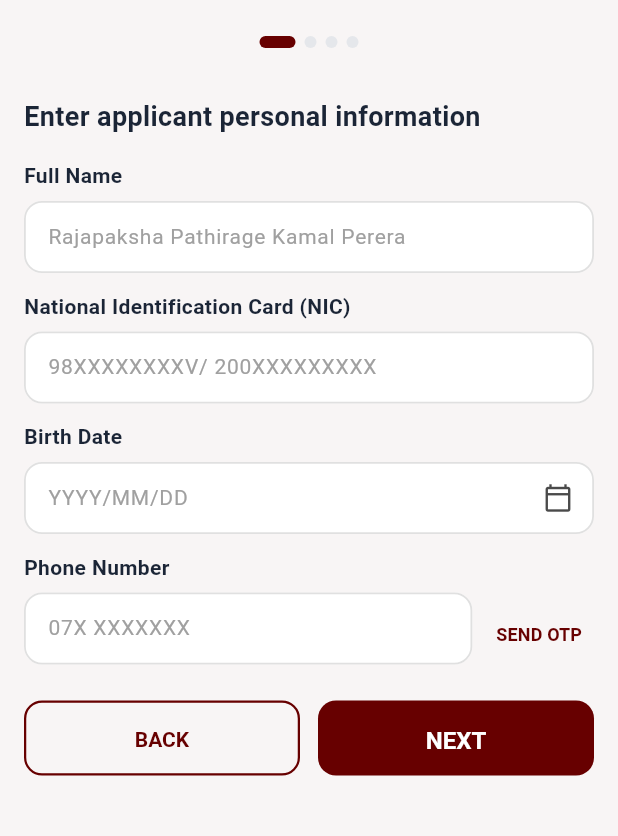
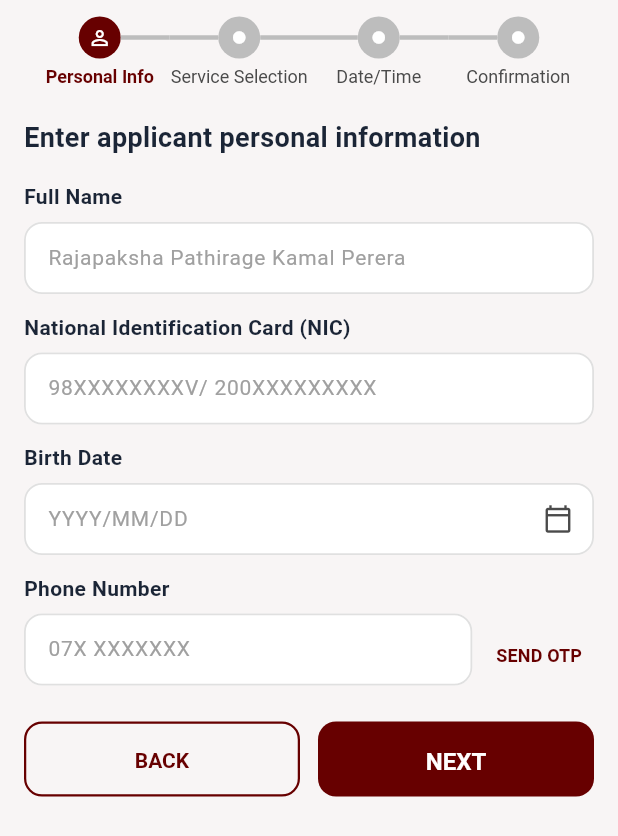
Before and after one commit to SPraneepa/dmt-app, a Flutter app: the ApplicantDetailsScreen screen opened directly, on a phone screen of 412 x 824 dp. Shown: the top 836 px of the screen. Run offline on Flutter 3.47's test engine with Material 3 defaults, Android fonts, the phone set to English and light mode, and no system bars; our stand-ins replace pdf, printing.

```diff
--- a/lib/screens/applicant_details_screen.dart
+++ b/lib/screens/applicant_details_screen.dart
@@ -202,6 +202,91 @@ class _ApplicantDetailsScreenState extends State<ApplicantDetailsScreen> {
     );
   }
 
+  Widget _buildStepIndicator() {
+    final steps = [
+      {'title': 'Personal Info', 'icon': Icons.person_outline},
+      {'title': 'Service Selection', 'icon': null},
+      {'title': 'Date/Time', 'icon': null},
+      {'title': 'Confirmation', 'icon': null},
+    ];
+
+    const int currentStep = 0; // 0-indexed: Step 1 (Personal Info) is active
+
+    return Padding(
+      padding: const EdgeInsets.symmetric(horizontal: AppSizes.xs),
+      child: Row(
+        mainAxisAlignment: MainAxisAlignment.spaceEvenly,
+        crossAxisAlignment: CrossAxisAlignment.start,
+        children: List.generate(steps.length, (index) {
+          final isActive = index == currentStep;
+          final isCompleted = index < currentStep;
+
+          Color activeColor = AppColors.primaryMaroon;
+          Color inactiveColor = Colors.grey.shade400;
+
+          return Expanded(
+            child: Column(
+              mainAxisSize: MainAxisSize.min,
+              children: [
+                Row(
+                  children: [
+                    Expanded(
+                      child: Container(
+                        height: 3,
+                        color: index == 0
+                            ? Colors.transparent
+                            : (index <= currentStep
+                                  ? activeColor
+                                  : inactiveColor),
+                      ),
+                    ),
+                    Container(
+                      width: 28,
+                      height: 28,
+                      decoration: BoxDecoration(
+                        color: isActive || isCompleted
+                            ? activeColor
+                            : inactiveColor,
+                        shape: BoxShape.circle,
+                      ),
+                      child: Center(
+                        child: Icon(
+                          steps[index]['icon'] as IconData? ?? Icons.circle,
+                          size: steps[index]['icon'] != null ? 16 : 10,
+                          color: Colors.white,
+                        ),
+                      ),
+                    ),
+                    Expanded(
+                      child: Container(
+                        height: 3,
+                        color: index == steps.length - 1
+                            ? Colors.transparent
+                            : (index < currentStep
+                                  ? activeColor
+                                  : inactiveColor),
+                      ),
+                    ),
+                  ],
+                ),
+                const SizedBox(height: 4),
+                Text(
+                  steps[index]['title'] as String,
+                  textAlign: TextAlign.center,
+                  style: TextStyle(
+                    fontSize: AppSizes.textCaption,
+                    fontWeight: isActive ? FontWeight.bold : FontWeight.normal,
+                    color: isActive ? activeColor : AppColors.textSecondary,
+                  ),
+                ),
+              ],
+            ),
+          );
+        }),
+      ),
+    );
+  }
+
   @override
   Widget build(BuildContext context) {
     return Scaffold(
@@ -210,47 +295,8 @@ class _ApplicantDetailsScreenState extends State<ApplicantDetailsScreen> {
         automaticallyImplyLeading: false,
         backgroundColor: Colors.transparent,
         elevation: 0,
-        centerTitle: true,
-        title: Row(
-          mainAxisSize: MainAxisSize.min,
-          children: [
-            Container(
-              width: 24,
-              height: 8,
-              decoration: BoxDecoration(
-                color: AppColors.primaryMaroon,
-                borderRadius: BorderRadius.circular(AppSizes.radiusSm),
-              ),
-            ),
-            const SizedBox(width: AppSizes.xxs),
-            Container(
-              width: 8,
-              height: 8,
-              decoration: const BoxDecoration(
-                color: AppColors.divider,
-                shape: BoxShape.circle,
-              ),
-            ),
-            const SizedBox(width: AppSizes.xxs),
-            Container(
-              width: 8,
-              height: 8,
-              decoration: const BoxDecoration(
-                color: AppColors.divider,
-                shape: BoxShape.circle,
-              ),
-            ),
-            const SizedBox(width: AppSizes.xxs),
-            Container(
-              width: 8,
-              height: 8,
-              decoration: const BoxDecoration(
-                color: AppColors.divider,
-                shape: BoxShape.circle,
-              ),
-            ),
-          ],
-        ),
+        toolbarHeight: 70,
+        title: _buildStepIndicator(),
       ),
       body: SingleChildScrollView(
         padding: const EdgeInsets.symmetric(
--- a/lib/screens/date_time_selection_screen.dart
+++ b/lib/screens/date_time_selection_screen.dart
@@ -17,10 +17,8 @@ class DateTimeSelectionScreen extends StatefulWidget {
 }
 
 class _DateTimeSelectionScreenState extends State<DateTimeSelectionScreen> {
-  // Default selected date is the next day
   DateTime _selectedDate = DateTime.now().add(const Duration(days: 1));
 
-  // Track selected session: 'morning' or 'afternoon'
   String? _selectedSession;
   String? _selectedSlot;
 
```
